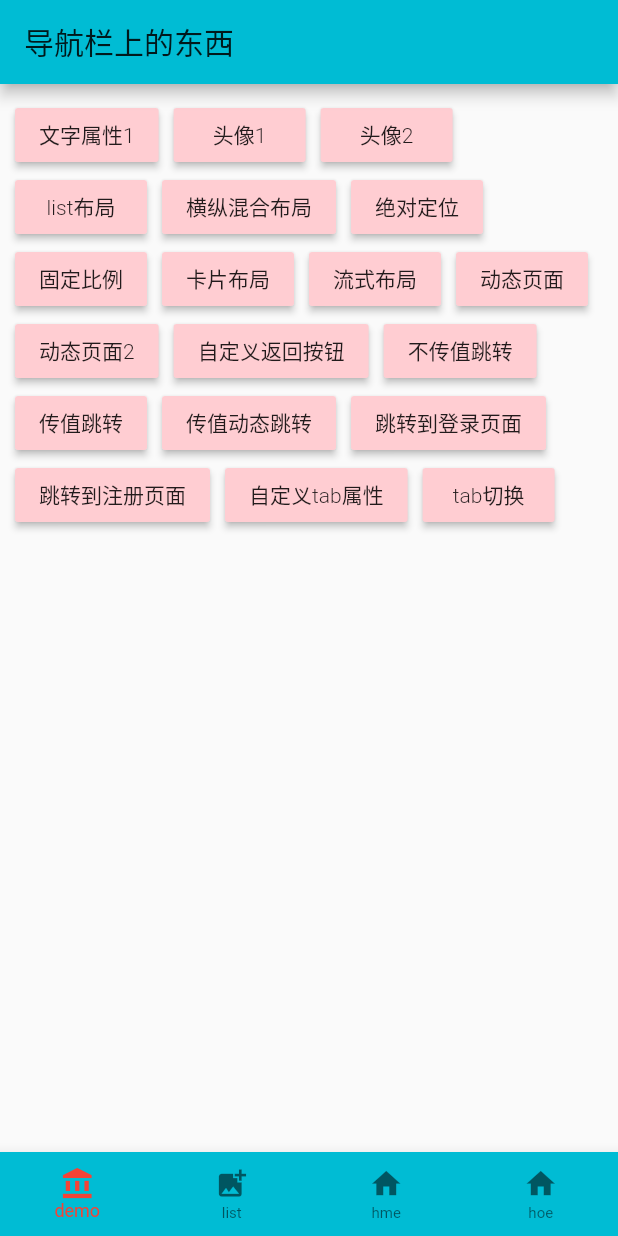
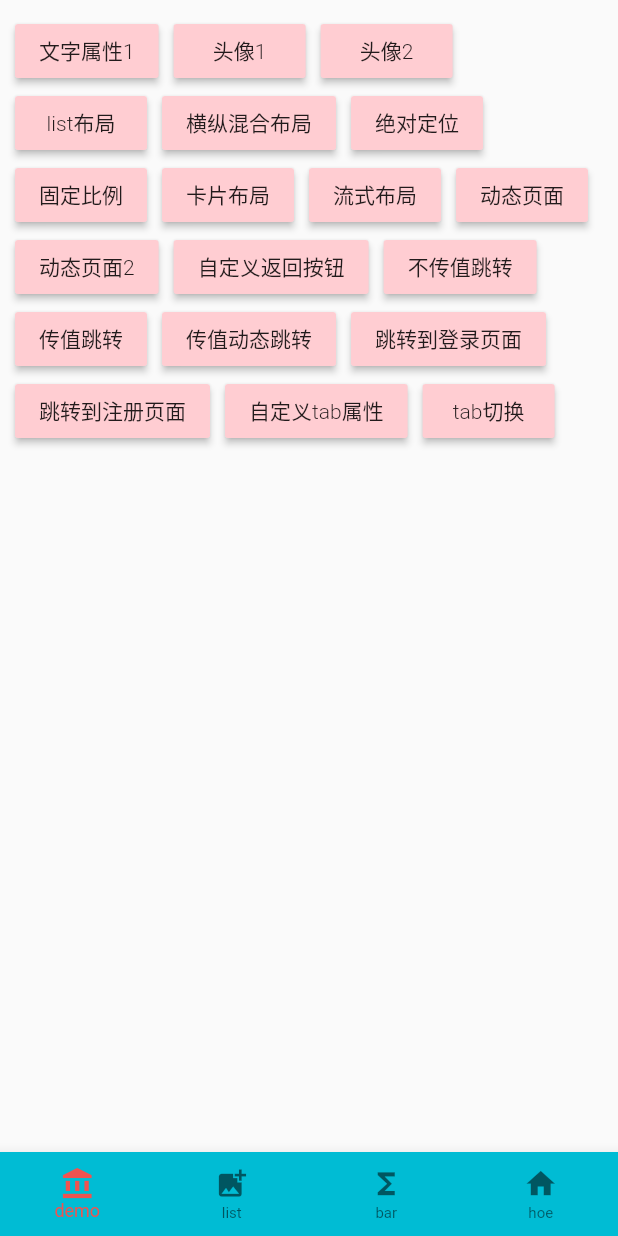
Before and after one commit to tcyeee/flutter_note, a Flutter app: the screen it shows after launch, on a phone screen of 412 x 824 dp. Run offline on Flutter 3.47's test engine with Material 2 defaults, Android fonts, the phone set to English and light mode, and no system bars; our stand-ins replace localstorage, shared_preferences.

Commit message:
单页面切换tab

```diff
--- a/lib/router/router_app_bar.dart
+++ b/lib/router/router_app_bar.dart
@@ -1,5 +1,6 @@
 import 'package:flutter/material.dart';
 import 'package:fun_flutter_demo/pages/demo/05.dart';
+import 'package:fun_flutter_demo/pages/demo/23.dart';
 import 'package:fun_flutter_demo/pages/demo/demo_home.dart';
 
 class MyHomePage extends StatefulWidget {
@@ -21,19 +22,19 @@ class _MyHomePageState extends State<MyHomePage> {
   List _pageList = [
     DemoHomePage(),
     ListSyn(),
-    Text("kjkj"),
+    SingleAppBar(),
     Text("kjkj"),
   ];
 
   @override
   Widget build(BuildContext context) {
     return Scaffold(
-        appBar: AppBar(title: Text('导航栏上的东西')),
+//        appBar: AppBar(title: Text('导航栏上的东西')),
         body: _pageList[currentIndex],
         bottomNavigationBar: BottomNavigationBar(
             type: BottomNavigationBarType.fixed,
             backgroundColor: Colors.cyan,
-            fixedColor: Colors.red,
+            fixedColor: Colors.red[400],
             iconSize: 23,
             unselectedFontSize: 10,
             selectedFontSize: 12,
@@ -49,7 +50,7 @@ class _MyHomePageState extends State<MyHomePage> {
               BottomNavigationBarItem(
                   icon: Icon(Icons.add_photo_alternate), title: Text("list")),
               BottomNavigationBarItem(
-                  icon: Icon(Icons.home), title: Text("hme")),
+                  icon: Icon(Icons.functions), title: Text("bar")),
               BottomNavigationBarItem(
                   icon: Icon(Icons.home), title: Text("hoe")),
             ]));
```
Also changed, not shown: lib/pages/demo/23.dart (added, +29 -0 lines).
